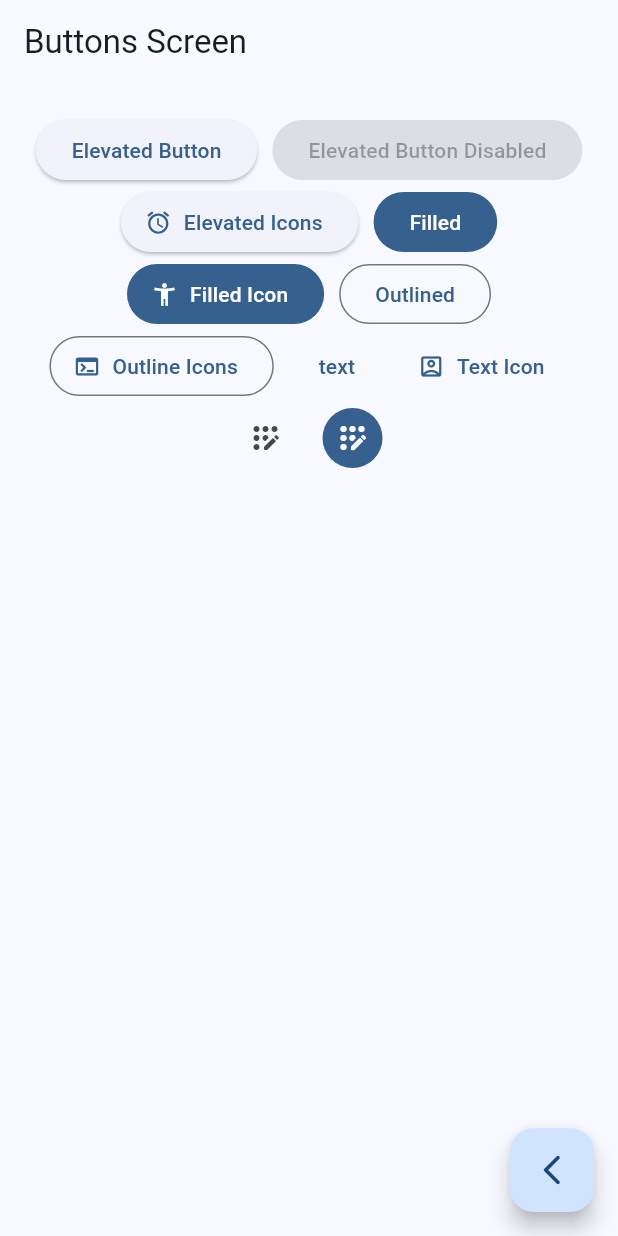
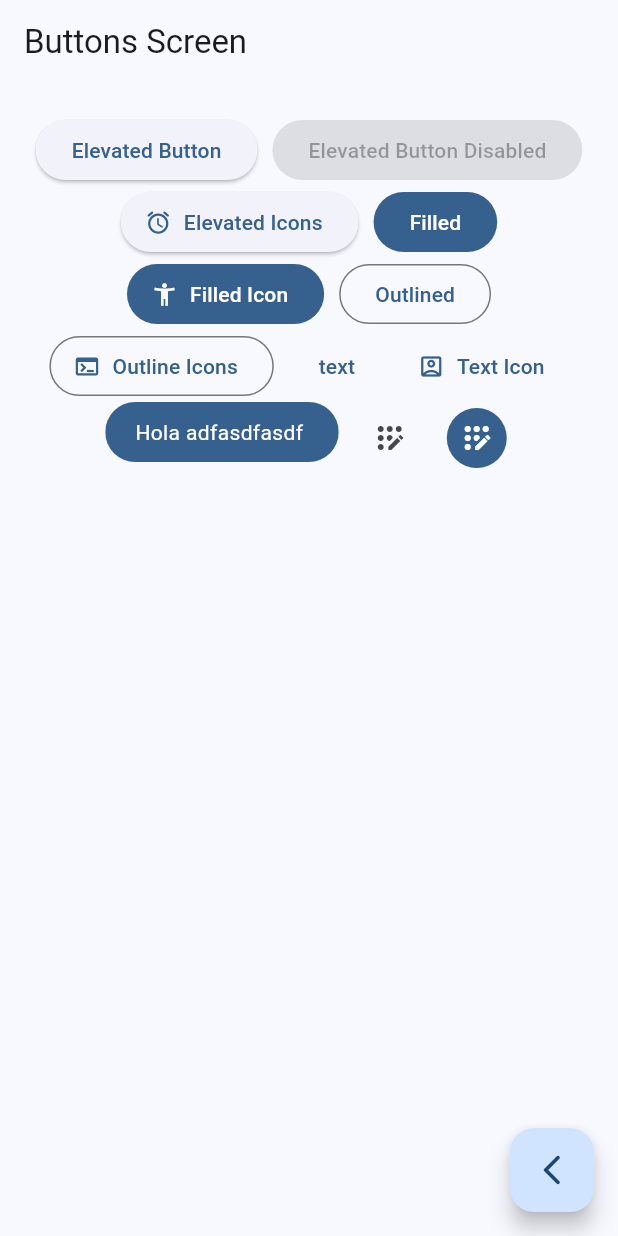
Before and after one commit to Chekohdlg/widgets_app, a Flutter app: the ButtonsScreen screen opened by its route, on a phone screen of 412 x 824 dp. Run offline on Flutter 3.47's test engine with Material 2 defaults, Android fonts, the phone set to English and light mode, and no system bars; our stand-ins replace go_router.

Commit message:
add custom button

```diff
--- a/lib/presentation/screens/buttons/buttons_screens.dart
+++ b/lib/presentation/screens/buttons/buttons_screens.dart
@@ -59,6 +59,7 @@ class _ButtonsView extends StatelessWidget {
                 onPressed: () {},
                 icon: const Icon(Icons.account_box_outlined),
                 label: const Text("Text Icon")),
+            const CustomButton(),
             IconButton(
               onPressed: () {},
               icon: const Icon(Icons.app_registration_rounded),
@@ -76,3 +77,28 @@ class _ButtonsView extends StatelessWidget {
     );
   }
 }
+
+class CustomButton extends StatelessWidget {
+  const CustomButton({super.key});
+
+  @override
+  Widget build(BuildContext context) {
+    final colors = Theme.of(context).colorScheme;
+    return ClipRRect(
+      borderRadius: BorderRadius.circular(20),
+      child: Material(
+        color: colors.primary,
+        child: InkWell(
+          onTap: () {},
+          child: Padding(
+            padding: const EdgeInsets.symmetric(horizontal: 20, vertical: 10),
+            child: Text(
+              'Hola adfasdfasdf ',
+              style: TextStyle(color: Colors.white),
+            ),
+          ),
+        ),
+      ),
+    );
+  }
+}
```
